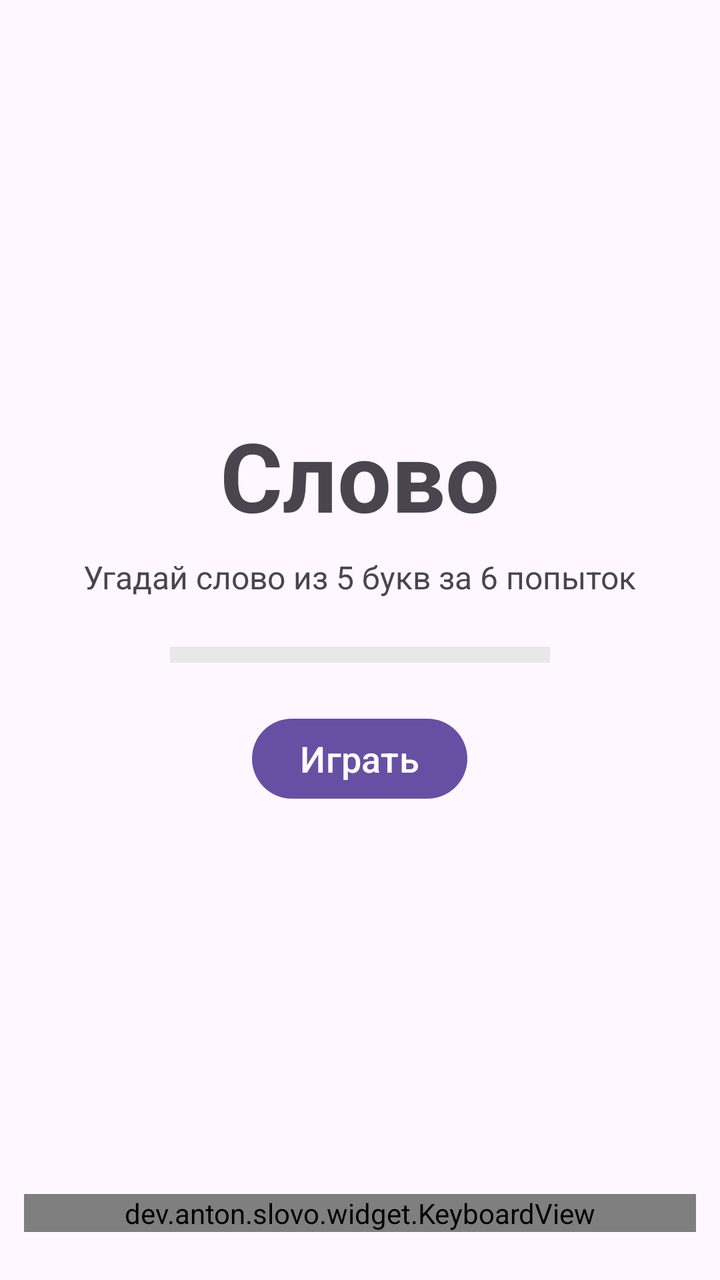
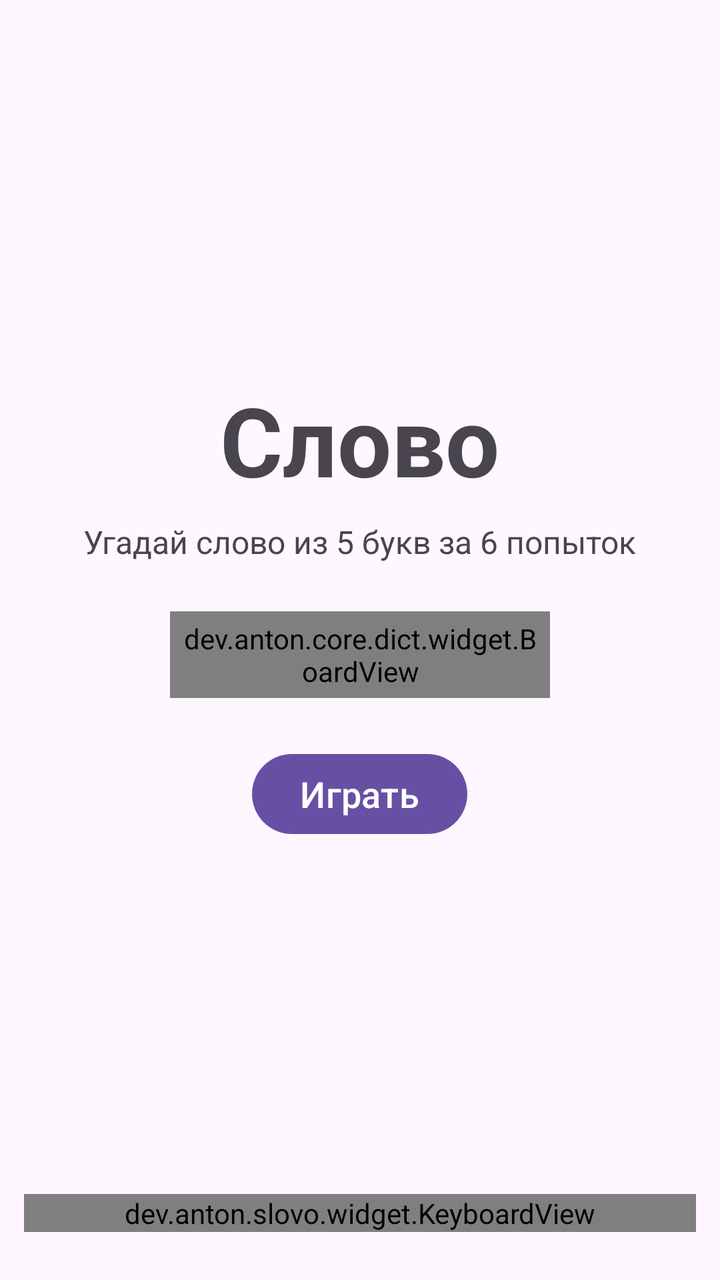

The first picture is an Android layout as it rendered before a commit; the second is the same layout after the commit. The layout source and the unified diff follow.
<!-- AndroidManifest.xml: application theme Theme.Slovo -->
<!-- res/layout/scene_start.xml -->
<?xml version="1.0" encoding="utf-8"?>
<LinearLayout xmlns:android="http://schemas.android.com/apk/res/android"
    android:layout_width="match_parent"
    android:layout_height="match_parent"
    android:orientation="vertical"
    android:padding="12dp">

    
    <Space
        android:layout_width="match_parent"
        android:layout_height="0dp"
        android:layout_weight="1" />

    
    <TextView
        android:id="@+id/title"
        android:layout_width="wrap_content"
        android:layout_height="wrap_content"
        android:layout_gravity="center"
        android:text="@string/app_name"
        android:textSize="48sp"
        android:textStyle="bold" />

    <TextView
        android:id="@+id/subtitle"
        android:layout_width="wrap_content"
        android:layout_height="wrap_content"
        android:layout_gravity="center"
        android:layout_marginTop="8dp"
        android:text="@string/subtitle"
        android:textSize="16sp" />

    
    <LinearLayout
        android:id="@+id/board_preview"
        android:layout_width="190dp"
        android:layout_height="wrap_content"
        android:layout_gravity="center_horizontal"
        android:layout_marginTop="24dp"
        android:background="#E8E8E8"
        android:orientation="vertical"
        android:padding="4dp"
        android:transitionName="board" />

    <Button
        android:id="@+id/play_button"
        android:layout_width="wrap_content"
        android:layout_height="wrap_content"
        android:layout_gravity="center_horizontal"
        android:layout_marginTop="24dp"
        android:text="@string/play"
        android:textSize="18sp" />

    <Space
        android:layout_width="match_parent"
        android:layout_height="0dp"
        android:layout_weight="1" />

    
    <dev.anton.slovo.widget.KeyboardView
        android:id="@+id/keyboard"
        android:layout_width="match_parent"
        android:layout_height="wrap_content"
        android:layout_marginBottom="12dp"
        android:transitionName="keyboard" />
</LinearLayout>
<!-- resources referenced by this layout -->
<resources>
  <string name="app_name">Слово</string>
  <string name="play">Играть</string>
  <string name="subtitle">Угадай слово из 5 букв за 6 попыток</string>
  <style name="Theme.Slovo" parent="Theme.Material3.Light.NoActionBar">
          <item name="android:windowActivityTransitions">true</item>
      </style>
</resources>

<!-- the commit's change to res/layout/scene_start.xml (unified diff, before → after) -->
@@ -1,5 +1,6 @@
 <?xml version="1.0" encoding="utf-8"?>
 <LinearLayout xmlns:android="http://schemas.android.com/apk/res/android"
+    xmlns:app="http://schemas.android.com/apk/res-auto"
     android:layout_width="match_parent"
     android:layout_height="match_parent"
     android:orientation="vertical"
@@ -31,16 +32,20 @@
         android:textSize="16sp" />
 
     
-    <LinearLayout
+    <dev.anton.core.dict.widget.BoardView
         android:id="@+id/board_preview"
         android:layout_width="190dp"
         android:layout_height="wrap_content"
         android:layout_gravity="center_horizontal"
         android:layout_marginTop="24dp"
         android:background="#E8E8E8"
-        android:orientation="vertical"
         android:padding="4dp"
-        android:transitionName="board" />
+        android:transitionName="board"
+        app:boardRows="6"
+        app:boardColumns="5"
+        app:boardCellSize="22dp"
+        app:boardCellMargin="2dp"
+        app:boardCellTextSize="10sp" />
 
     <Button
         android:id="@+id/play_button"
